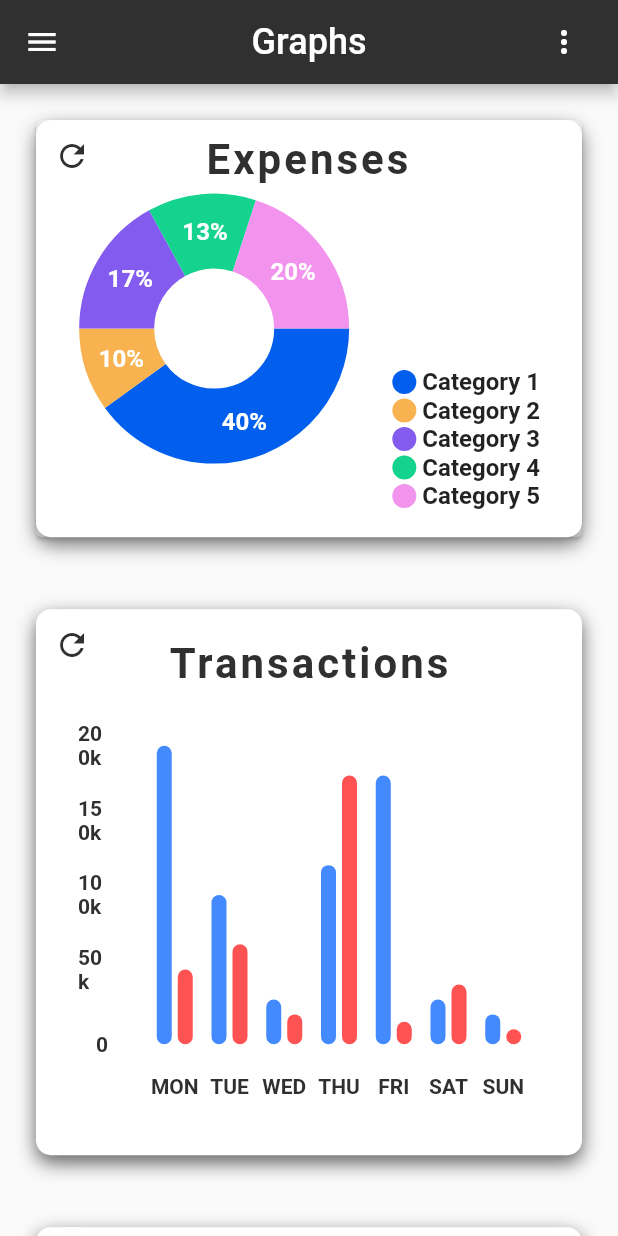
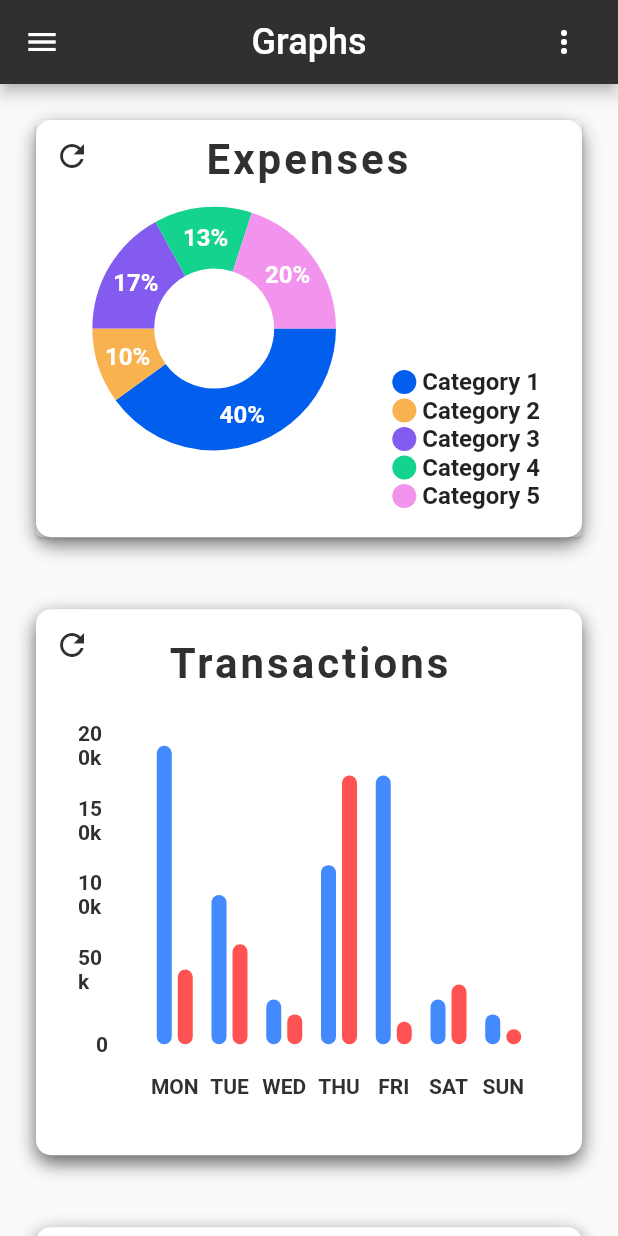
Before and after one commit to JorisTruong/homeaccountant-app, a Flutter app: the GraphsPage screen opened by its route, on a phone screen of 412 x 824 dp. Run offline on Flutter 3.47's test engine with Material 2 defaults, Android fonts, the phone set to English and light mode, and no system bars; drawn by our look-alikes of fl_chart, sliding_up_panel; our stand-ins replace flutter_redux, redux.

Commit message:
fix: pie chart size

```diff
--- a/lib/components/pie_chart.dart
+++ b/lib/components/pie_chart.dart
@@ -145,7 +145,7 @@ class PieChartCardState extends State<PieChartCard> {
     return List.generate(switchData ? widget.expenses.length : widget.revenue.length, (i) {
       final isTouched = i == touchedIndex;
       final double fontSize = isTouched ? 25 : 16;
-      final double radius = isTouched ? 60 : 50;
+      final double radius = isTouched ? MediaQuery.of(context).size.width/10 +10 : MediaQuery.of(context).size.width/10;
       return PieChartSectionData(
         color: getCategoryColor(i),
         value: switchData ? widget.expenses[i]['percentage'].toDouble() : widget.revenue[i]['percentage'].toDouble(),
```
